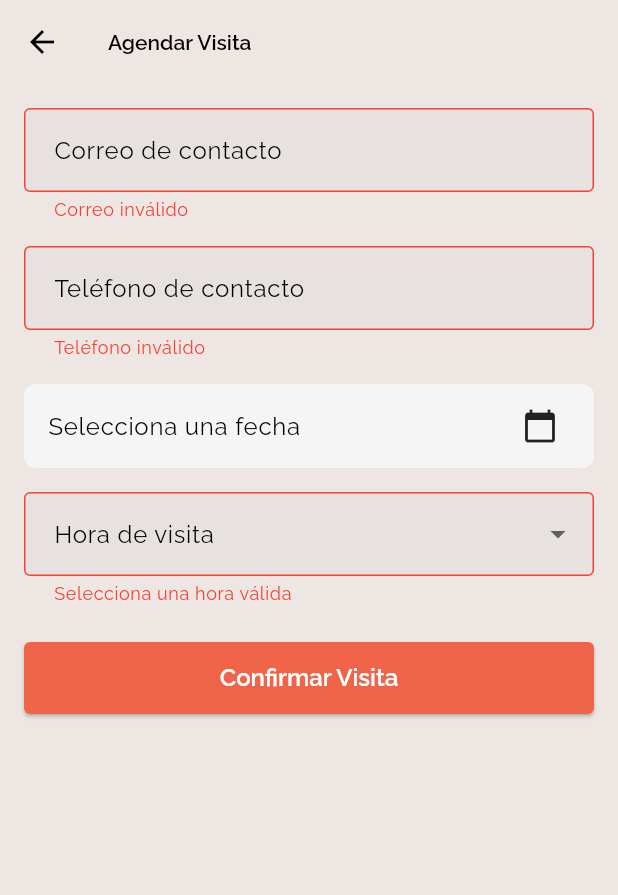
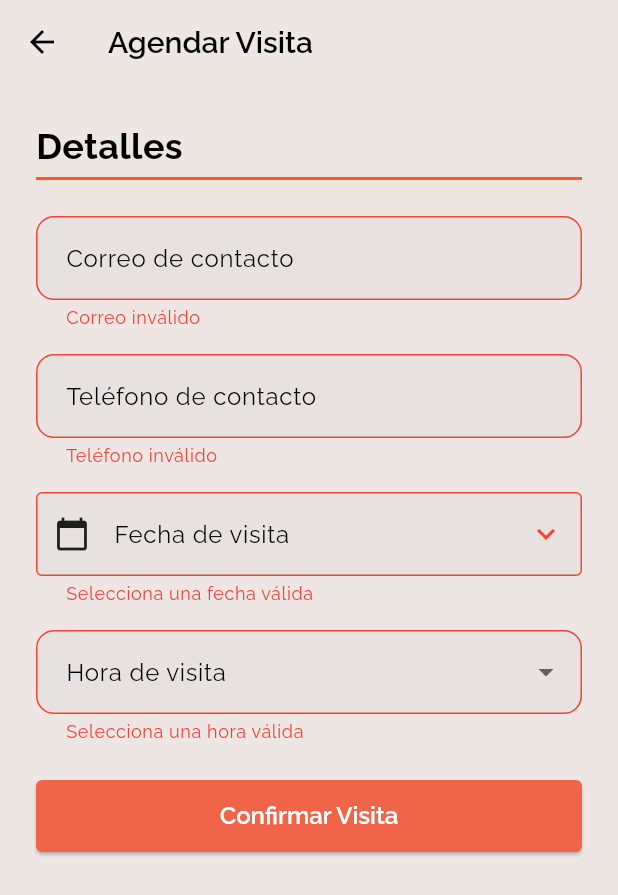
Before and after one commit to LordL19/realstateapp, a Flutter app: the VisitBookingView screen opened directly with empty values, after a tap on "Confirmar Visita", on a phone screen of 412 x 824 dp. Shown: the top 895 px of the screen. Run offline on Flutter 3.47's test engine with Material 3 defaults, Android fonts, the phone set to English and light mode, and no system bars; our stand-ins replace carousel_slider, flutter_image_compress, flutter_map, flutter_secure_storage, google_fonts, graphql_flutter and 6 more; missing offline and left inert: cloudinary_public, flutter_floating_bottom_bar; accounts and stored records are empty; network calls fail.

Commit message:
create booking ui/ux

```diff
--- a/lib/views/visits/visit_booking_view.dart
+++ b/lib/views/visits/visit_booking_view.dart
@@ -1,5 +1,6 @@
 import 'package:flutter/material.dart';
 import 'package:provider/provider.dart';
+import 'package:realestate_app/widgets/shared/app_date_field.dart';
 import '../../models/create_visit_request.dart';
 import '../../viewmodels/visits_viewmodel.dart';
 
@@ -25,7 +26,6 @@ class _VisitBookingViewState extends State<VisitBookingView> {
   DateTime? selectedDate;
   String? selectedHour;
 
-
   final List<String> hours = List.generate(10, (index) {
     final hour = index + 9;
     return '${hour.toString().padLeft(2, '0')}:00';
@@ -36,19 +36,37 @@ class _VisitBookingViewState extends State<VisitBookingView> {
     final vm = Provider.of<VisitViewModel>(context);
 
     return Scaffold(
-      appBar: AppBar(title: const Text("Agendar Visita")),
+      appBar: AppBar(
+        title: const Text(
+          "Agendar Visita",
+          style: TextStyle(fontSize: 20),
+        ),
+      ),
       body: SingleChildScrollView(
-        padding: const EdgeInsets.all(16),
+        padding: const EdgeInsets.all(24),
         child: Form(
           key: _formKey,
           child: Column(
+            crossAxisAlignment: CrossAxisAlignment.start,
             children: [
+              const Text(
+                "Detalles",
+                style: TextStyle(fontSize: 24, fontWeight: FontWeight.bold),
+              ),
+              const SizedBox(height: 4),
+              Container(
+                height: 2,
+                color: Colors.deepOrange,
+              ),
+              const SizedBox(height: 24),
+
               // Email
               TextFormField(
                 controller: _emailController,
-                decoration: const InputDecoration(
+                decoration: InputDecoration(
                   labelText: 'Correo de contacto',
-                  border: OutlineInputBorder(),
+                  border: OutlineInputBorder(
+                      borderRadius: BorderRadius.circular(12)),
                 ),
                 keyboardType: TextInputType.emailAddress,
                 validator: (value) => value == null || !value.contains('@')
@@ -60,9 +78,10 @@ class _VisitBookingViewState extends State<VisitBookingView> {
               // Teléfono
               TextFormField(
                 controller: _phoneController,
-                decoration: const InputDecoration(
+                decoration: InputDecoration(
                   labelText: 'Teléfono de contacto',
-                  border: OutlineInputBorder(),
+                  border: OutlineInputBorder(
+                      borderRadius: BorderRadius.circular(12)),
                 ),
                 keyboardType: TextInputType.phone,
                 validator: (value) => value == null || value.length < 6
@@ -72,16 +91,9 @@ class _VisitBookingViewState extends State<VisitBookingView> {
               const SizedBox(height: 16),
 
               // Fecha
-              ListTile(
-                shape: RoundedRectangleBorder(
-                    borderRadius: BorderRadius.circular(8)),
-                tileColor: Colors.grey[100],
-                title: Text(
-                  selectedDate == null
-                      ? 'Selecciona una fecha'
-                      : '${selectedDate!.day}/${selectedDate!.month}/${selectedDate!.year}',
-                ),
-                trailing: const Icon(Icons.calendar_today),
+              AppDateField(
+                label: 'Fecha de visita',
+                date: selectedDate,
                 onTap: () async {
                   final picked = await showDatePicker(
                     context: context,
@@ -90,19 +102,25 @@ class _VisitBookingViewState extends State<VisitBookingView> {
                     lastDate: DateTime.now().add(const Duration(days: 60)),
                   );
                   if (picked != null) {
-                    setState(() {
-                      selectedDate = picked;
-                    });
+                    setState(() => selectedDate = picked);
                   }
                 },
+                validator: (_) {
+                  if (selectedDate == null) {
+                    return 'Selecciona una fecha válida';
+                  }
+                  return null;
+                },
               ),
+
               const SizedBox(height: 16),
 
               // Hora
               DropdownButtonFormField<String>(
-                decoration: const InputDecoration(
+                decoration: InputDecoration(
                   labelText: 'Hora de visita',
-                  border: OutlineInputBorder(),
+                  border: OutlineInputBorder(
+                      borderRadius: BorderRadius.circular(12)),
                 ),
                 items: hours
                     .map((hour) => DropdownMenuItem(
@@ -125,7 +143,6 @@ class _VisitBookingViewState extends State<VisitBookingView> {
                       ? null
                       : () async {
                           if (!_formKey.currentState!.validate()) return;
-
                           if (selectedDate == null || selectedHour == null) {
                             ScaffoldMessenger.of(context).showSnackBar(
                               const SnackBar(
@@ -164,9 +181,8 @@ class _VisitBookingViewState extends State<VisitBookingView> {
                           } else {
                             final error = vm.errorMessage ??
                                 'No se pudo agendar la visita.';
-                            ScaffoldMessenger.of(context).showSnackBar(
-                              SnackBar(content: Text(error)),
-                            );
+                            ScaffoldMessenger.of(context)
+                                .showSnackBar(SnackBar(content: Text(error)));
                           }
                         },
                   child: vm.isLoading
```
